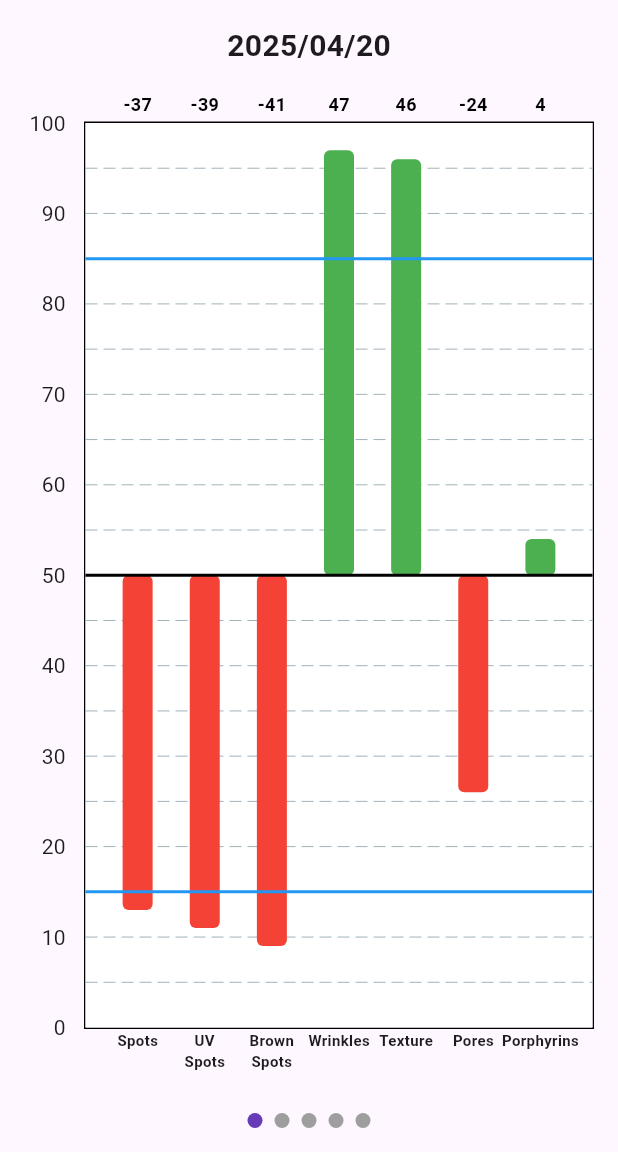
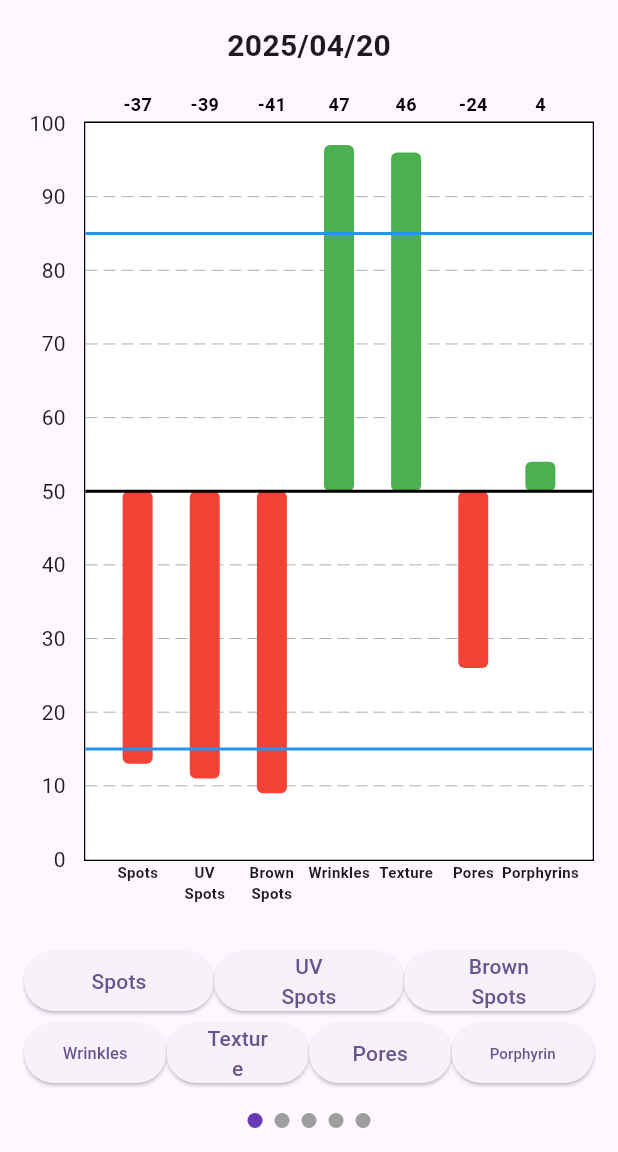
Before and after one commit to YukiMatsuoka0617/my_visia_result, a Flutter app: the screen it shows after launch, on a phone screen of 412 x 824 dp, the part 84-1236 px from its top. Run offline on Flutter 3.47's test engine with Material 3 defaults, Android fonts, the phone set to English and light mode, and no system bars; drawn by our look-alikes of auto_size_text, fl_chart, smooth_page_indicator.

Commit message:
Add Button for each item
- No implement onPressd()

```diff
--- a/lib/main.dart
+++ b/lib/main.dart
@@ -1,3 +1,4 @@
+import 'package:auto_size_text/auto_size_text.dart';
 import 'package:flutter/material.dart';
 import 'package:flutter_application_result_visia/custom_bar_chart.dart';
 import 'package:smooth_page_indicator/smooth_page_indicator.dart';
@@ -96,6 +97,88 @@ class _MyHomePageState extends State<MyHomePage> {
               ),
             ),
             const SizedBox(height: 16),
+            Row(
+              children: [
+                Expanded(
+                  child: ElevatedButton(
+                    onPressed: () {},
+                    child: Text(
+                      labelData[0],
+                      textAlign: TextAlign.center,
+                    ),
+                  ),
+                ),
+                Expanded(
+                  child: ElevatedButton(
+                    onPressed: () {},
+                    child: Text(
+                      labelData[1],
+                      textAlign: TextAlign.center,
+                    ),
+                  ),
+                ),
+                Expanded(
+                  child: ElevatedButton(
+                    onPressed: () {},
+                    child: Text(
+                      labelData[2],
+                      textAlign: TextAlign.center,
+                    ),
+                  ),
+                ),
+              ],
+            ),
+            Row(
+              children: [
+                Expanded(
+                  child: ElevatedButton(
+                    onPressed: () {},
+                    child: AutoSizeText(
+                      labelData[3],
+                      textAlign: TextAlign.center,
+                      maxLines: 1,
+                      minFontSize: 10,
+                      stepGranularity: 1,
+                    ),
+                  ),
+                ),
+                Expanded(
+                  child: ElevatedButton(
+                    onPressed: () {},
+                    child: Text(
+                      labelData[4],
+                      textAlign: TextAlign.center,
+                    ),
+                  ),
+                ),
+                Expanded(
+                  child: ElevatedButton(
+                    onPressed: () {},
+                    child: Text(
+                      labelData[5],
+                      textAlign: TextAlign.center,
+                    ),
+                  ),
+                ),
+                Expanded(
+                  child: ElevatedButton(
+                    onPressed: () {},
+                    child: AutoSizeText(
+                      labelData[6],
+                      textAlign: TextAlign.center,
+                      maxLines: 1,
+                      minFontSize: 10,
+                      stepGranularity: 1,
+                    ),
+                    // Text(
+                    //   labelData[6],
+                    //   textAlign: TextAlign.center,
+                    // ),
+                  ),
+                ),
+              ],
+            ),
+            const SizedBox(height: 16),
             SmoothPageIndicator(
               controller: _pageController,
               count: allChartData.length,
--- a/pubspec.yaml
+++ b/pubspec.yaml
@@ -36,6 +36,7 @@ dependencies:
   cupertino_icons: ^1.0.8
   fl_chart: ^0.71.0
   smooth_page_indicator: ^1.1.0
+  auto_size_text: ^3.0.0
 
 
 dev_dependencies:
```
Also changed, not shown: pubspec.lock.
